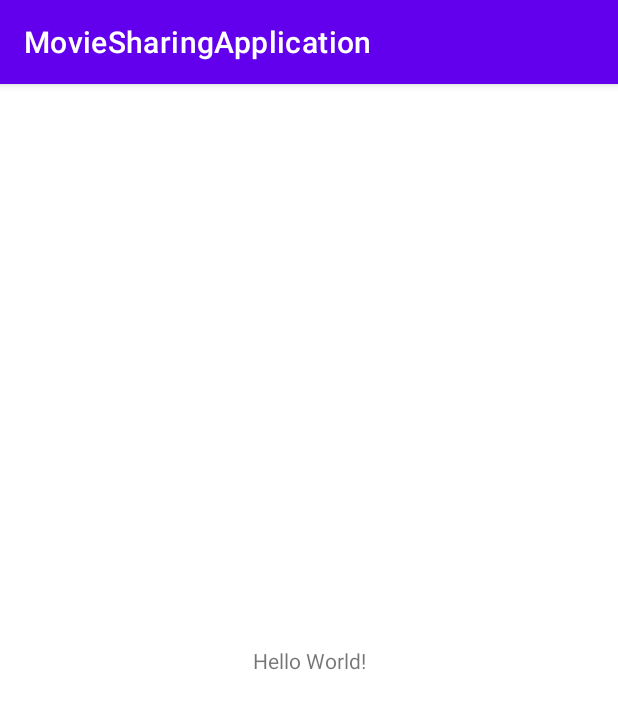
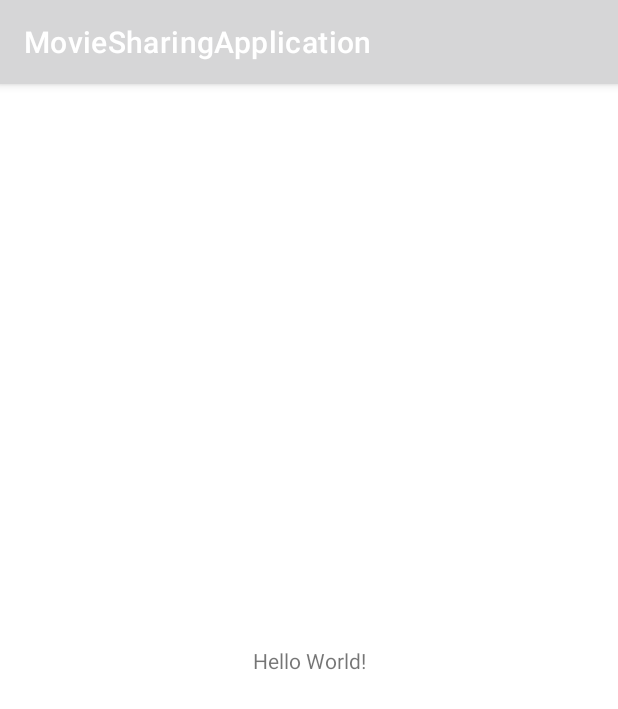
Before and after one commit to a7medelnoor/MovieSharingApplication, an Android app: the screen it shows after launch (MainActivity), on a phone screen of 412 x 824 dp. Shown: the top 709 px of the screen. Run offline under Robolectric (Android 15) with nearby library versions, the phone set to English and light mode, and no system bars.

Commit message:
add application colors

```diff
--- a/app/src/main/res/values/colors.xml
+++ b/app/src/main/res/values/colors.xml
@@ -1,10 +1,12 @@
 <?xml version="1.0" encoding="utf-8"?>
 <resources>
-    <color name="purple_200">#FFBB86FC</color>
-    <color name="purple_500">#FF6200EE</color>
-    <color name="purple_700">#FF3700B3</color>
-    <color name="teal_200">#FF03DAC5</color>
-    <color name="teal_700">#FF018786</color>
+
+    <color name="colorPrimary">#007aff</color>
+    <color name="colorPrimaryDark">#000000</color>
+    <color name="colorPrimaryLight">#F6F6F7</color>
+    <color name="colorAccent">@color/colorPrimary</color>
+    <color name="backgroundDefault">#EFEFF4</color>
+    <color name="textLight">#FFFFFF</color>
     <color name="black">#FF000000</color>
     <color name="white">#FFFFFFFF</color>
 </resources>
```
